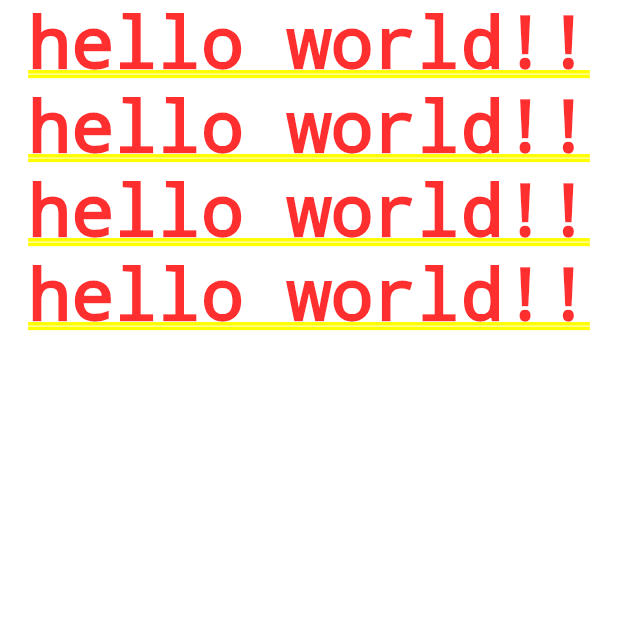
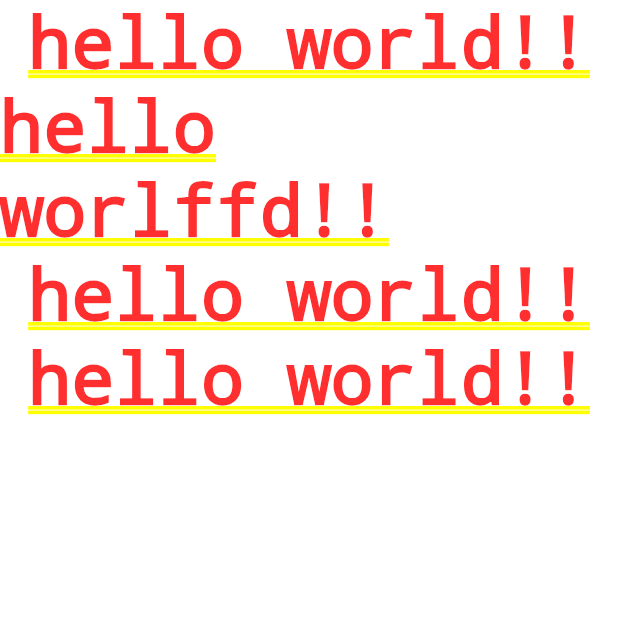
Before and after one commit to hasanhamid96/test_git_hub1, a Flutter app: the screen it shows after launch, on a phone screen of 412 x 824 dp, the top half of it. Run offline on Flutter 3.47's test engine with Material 2 defaults, Android fonts, the phone set to English and light mode, and no system bars.

Commit message:
from rami add

```diff
--- a/lib/main.dart
+++ b/lib/main.dart
@@ -7,6 +7,9 @@ runApp(MyApp());
 }
 
 class MyApp extends StatelessWidget {
+
+
+  void test(){}
   @override
   Widget build(BuildContext context) {
     return MaterialApp(
@@ -16,7 +19,9 @@ class MyApp extends StatelessWidget {
           child: Column(
             children: [
               Text('hello world!!'),
-              Text('hello world!!'),
+
+              Container(width: 300,),
+              Text('hello worlffd!!'),
               Text('hello world!!'),
               Text('hello world!!'),
             ],
```
